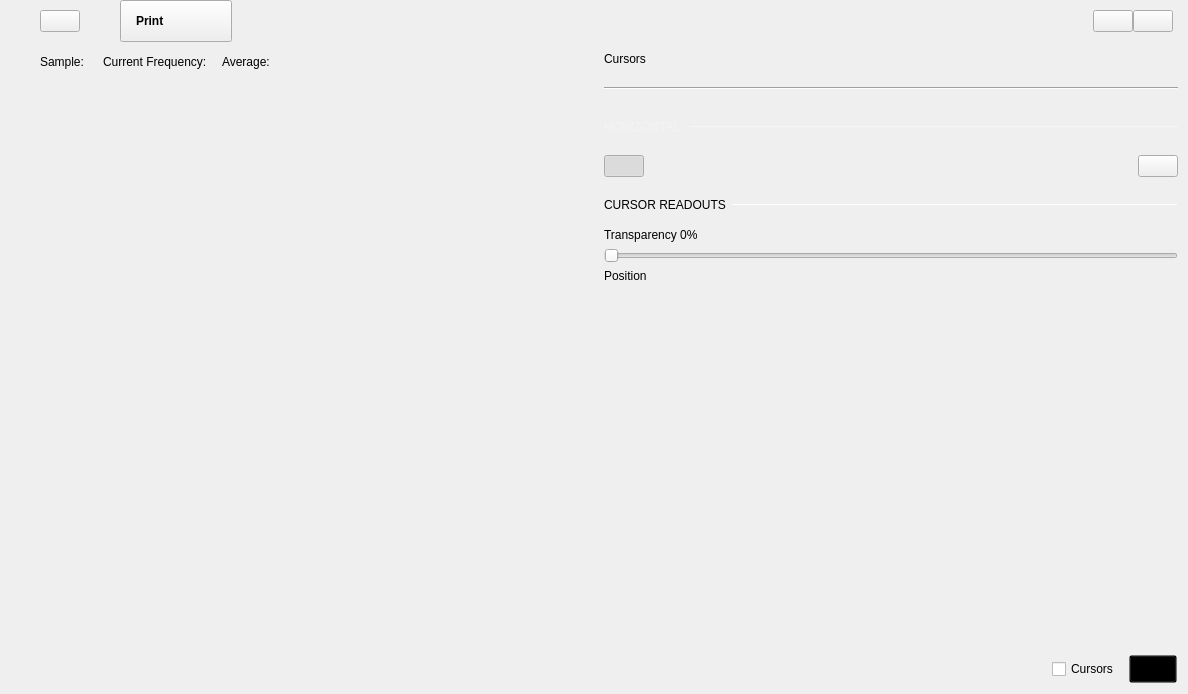
This is plugins/m2k/ui/network_analyzer.ui in analogdevicesinc/scopy as Qt 5 draws it before an edit. The edited form follows.
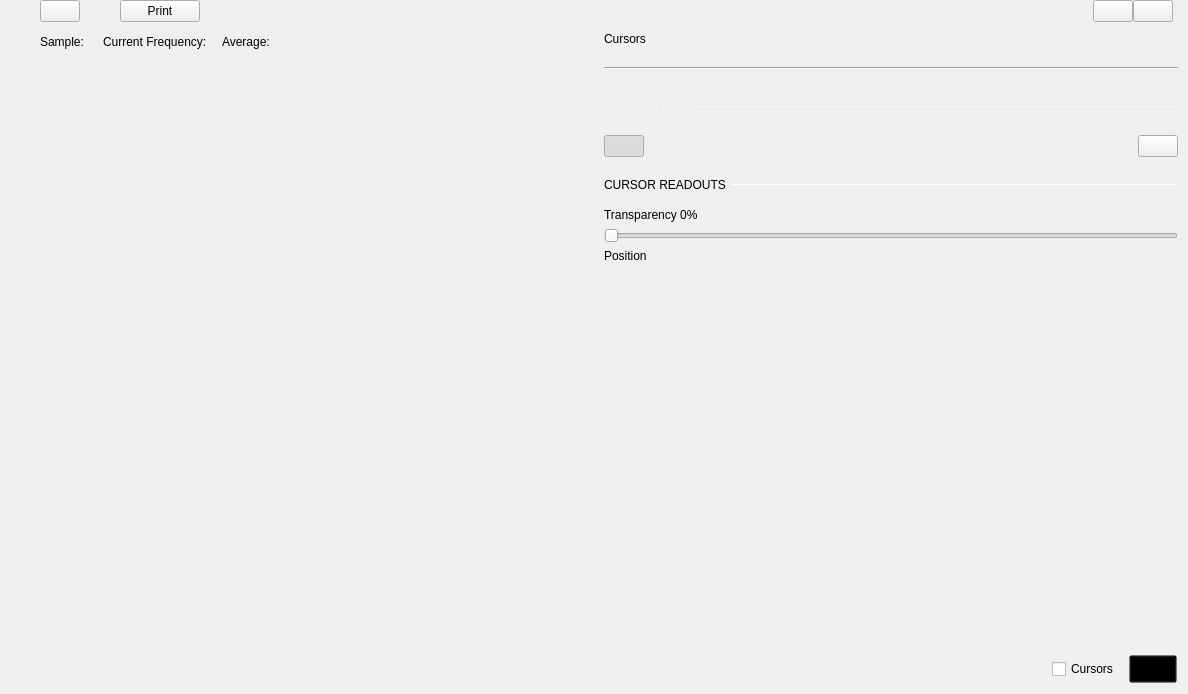
This is the edited form. Icons and pictures are not drawn. Custom widgets are drawn as their Qt base class.

Commit message: m2k: change instrument top button style

```diff
--- a/plugins/m2k/ui/network_analyzer.ui
+++ b/plugins/m2k/ui/network_analyzer.ui
@@ -82,17 +82,6 @@
           <property name="layoutDirection">
            <enum>Qt::RightToLeft</enum>
           </property>
-          <property name="styleSheet">
-           <string notr="true">QPushButton{
-  width: 80px;
-  height: 40px;
-
-  text-align: left;
-  font-weight: bold;
-  padding-left: 15px;
-  padding-right: 15px;
-}</string>
-          </property>
           <property name="text">
            <string>Print</string>
           </property>
```
Left out of the diff: 4 changed lines with no effect on the pictures. The commit also changes 16 other files.
